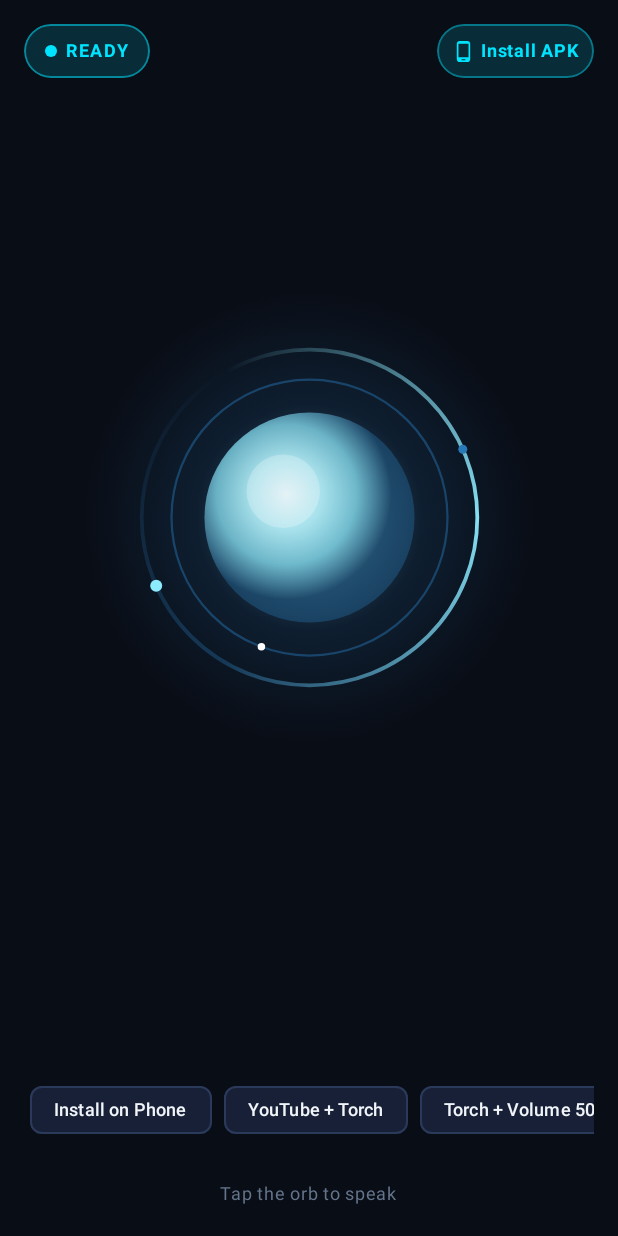
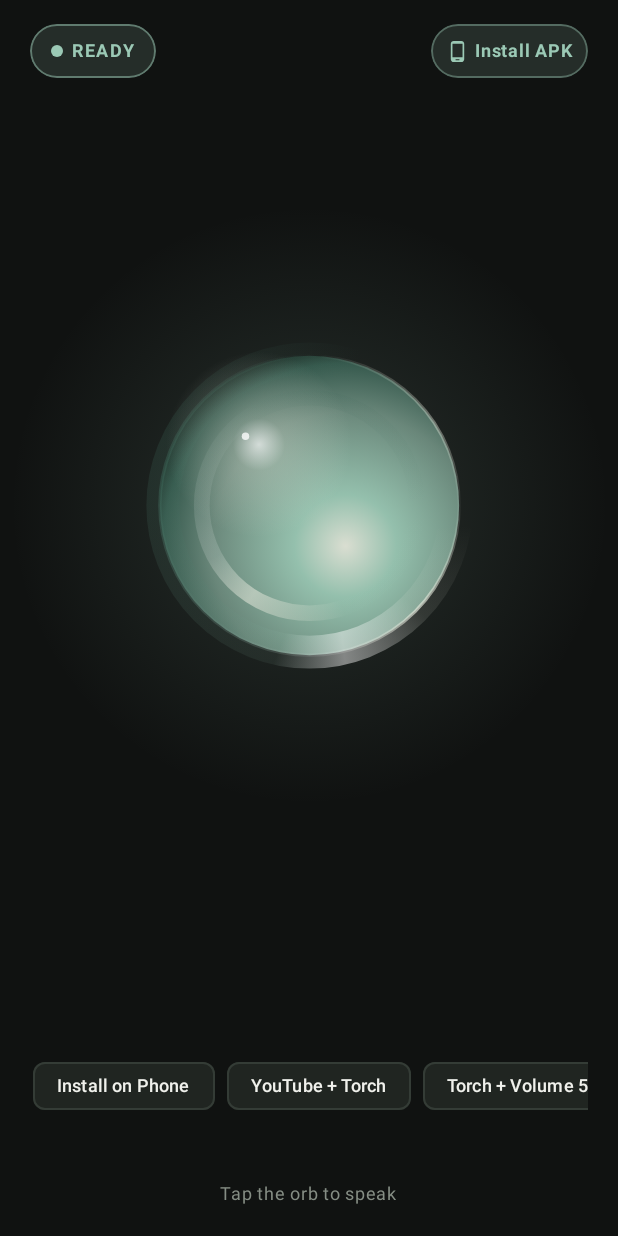
Before and after one commit to GWSDeveloper/SIA, an Android app built with Jetpack Compose: the composable AnimationModeContent called with empty values, on a phone screen of 412 x 824 dp. Run offline under Robolectric (Android 15) with nearby library versions, the light colour scheme and no system bars.

Commit message:
Redesign SIA interface with warm surfaces and dimensional glass orb

```diff
--- a/app/src/main/java/com/example/ui/components/AnimatedOrb.kt
+++ b/app/src/main/java/com/example/ui/components/AnimatedOrb.kt
@@ -25,14 +25,14 @@ import androidx.compose.ui.platform.testTag
 import androidx.compose.ui.unit.Dp
 import androidx.compose.ui.unit.dp
 import com.example.speech.AssistantVisualState
-import com.example.ui.theme.SiaAmber
-import com.example.ui.theme.SiaCyan
-import com.example.ui.theme.SiaGreen
-import com.example.ui.theme.SiaRed
-import com.example.ui.theme.SiaViolet
 import kotlin.math.cos
 import kotlin.math.sin
 
+/**
+ * A softly illuminated glass-like sphere. The sphere itself is built from layered
+ * radial/sweep gradients and a moving specular highlight; fine orbital strokes are
+ * intentionally subtle so it reads as a physical object, not a neon HUD.
+ */
 @Composable
 fun AnimatedOrb(
     state: AssistantVisualState,
@@ -41,218 +41,194 @@ fun AnimatedOrb(
     audioLevel: Float = 0f,
     onClick: () -> Unit = {}
 ) {
-    val infiniteTransition = rememberInfiniteTransition(label = "orb_transition")
-
-    // Rotation angle
-    val rotationAngle by infiniteTransition.animateFloat(
+    val transition = rememberInfiniteTransition(label = "sia_glass_orb")
+    val rotation by transition.animateFloat(
         initialValue = 0f,
         targetValue = 360f,
         animationSpec = infiniteRepeatable(
             animation = tween(
                 durationMillis = when (state) {
-                    AssistantVisualState.THINKING, AssistantVisualState.EXECUTING -> 1200
-                    AssistantVisualState.LISTENING -> 2200
-                    AssistantVisualState.SPEAKING -> 2800
-                    AssistantVisualState.PREPARING -> 3500
-                    else -> 6000
+                    AssistantVisualState.THINKING, AssistantVisualState.EXECUTING -> 7200
+                    AssistantVisualState.LISTENING -> 4400
+                    AssistantVisualState.SPEAKING -> 5600
+                    else -> 18000
                 },
                 easing = LinearEasing
             ),
             repeatMode = RepeatMode.Restart
         ),
-        label = "rotation"
+        label = "orb_rotation"
     )
-
-    // Base pulse scale
-    val pulseScale by infiniteTransition.animateFloat(
-        initialValue = 0.90f,
+    val breathe by transition.animateFloat(
+        initialValue = 0.985f,
         targetValue = when (state) {
-            AssistantVisualState.LISTENING -> 1.15f
-            AssistantVisualState.SPEAKING -> 1.10f
-            AssistantVisualState.THINKING -> 1.06f
-            AssistantVisualState.PREPARING -> 1.02f
-            AssistantVisualState.ERROR -> 0.94f
-            else -> 1.03f
+            AssistantVisualState.LISTENING -> 1.045f
+            AssistantVisualState.SPEAKING -> 1.035f
+            AssistantVisualState.THINKING, AssistantVisualState.EXECUTING -> 1.018f
+            AssistantVisualState.ERROR -> 0.985f
+            else -> 1.012f
         },
         animationSpec = infiniteRepeatable(
             animation = tween(
                 durationMillis = when (state) {
-                    AssistantVisualState.LISTENING -> 550
-                    AssistantVisualState.SPEAKING -> 750
-                    AssistantVisualState.THINKING -> 650
-                    AssistantVisualState.PREPARING -> 800
-                    else -> 1600
+                    AssistantVisualState.LISTENING -> 1250
+                    AssistantVisualState.SPEAKING -> 1500
+                    else -> 3400
                 },
                 easing = FastOutSlowInEasing
             ),
             repeatMode = RepeatMode.Reverse
         ),
-        label = "pulse"
+        label = "orb_breathe"
     )
-
-    // Reactive audio expansion scale
-    val effectiveScale = pulseScale + (audioLevel * 0.15f)
-
-    // Ripple wave progress
-    val rippleProgress by infiniteTransition.animateFloat(
+    val ripple by transition.animateFloat(
         initialValue = 0f,
         targetValue = 1f,
         animationSpec = infiniteRepeatable(
             animation = tween(
-                durationMillis = if (state == AssistantVisualState.LISTENING) 1000 else 2200,
+                durationMillis = if (state == AssistantVisualState.LISTENING) 1800 else 3200,
                 easing = LinearEasing
             ),
             repeatMode = RepeatMode.Restart
         ),
-        label = "ripple"
+        label = "orb_ripple"
     )
 
-    // Palette per state
-    val (primaryColor, secondaryColor, coreColor) = when (state) {
-        AssistantVisualState.IDLE -> Triple(Color(0xFF8DEBFF), Color(0xFF2879B8), Color(0xFFB9F5FF))
-        AssistantVisualState.PREPARING -> Triple(Color(0xFFFFC66D), Color(0xFFB77934), Color(0xFFFFE2AC))
-        AssistantVisualState.LISTENING -> Triple(Color(0xFF91F3F0), Color(0xFF278DAA), Color(0xFFD2FFFF))
-        AssistantVisualState.THINKING -> Triple(Color(0xFF9BCBFF), Color(0xFF4669B4), Color(0xFFD9E9FF))
-        AssistantVisualState.EXECUTING -> Triple(Color(0xFF8DEBFF), Color(0xFF4D80D8), Color(0xFFB9F5FF))
-        AssistantVisualState.SPEAKING -> Triple(Color(0xFF9BEAFF), Color(0xFF3B8CC8), Color(0xFFD8FAFF))
-        AssistantVisualState.PAUSED -> Triple(Color(0xFFB8C5D6), Color(0xFF667A93), Color(0xFFE6EDF5))
-        AssistantVisualState.ERROR -> Triple(Color(0xFFFF8D9B), Color(0xFF9D4557), Color(0xFFFFD7DC))
+    val (light, mid, deep) = when (state) {
+        AssistantVisualState.PREPARING -> Triple(Color(0xFFF0D5A7), Color(0xFFC4A477), Color(0xFF665B4C))
+        AssistantVisualState.ERROR -> Triple(Color(0xFFF0B3A8), Color(0xFFC78076), Color(0xFF684A48))
+        AssistantVisualState.PAUSED -> Triple(Color(0xFFC5CCC4), Color(0xFF8F9B91), Color(0xFF424A44))
+        AssistantVisualState.LISTENING -> Triple(Color(0xFFC7E5D6), Color(0xFF83BDA6), Color(0xFF345C50))
+        AssistantVisualState.THINKING, AssistantVisualState.EXECUTING -> Triple(Color(0xFFC7DDD3), Color(0xFF8EB6A6), Color(0xFF3B5F55))
+        AssistantVisualState.SPEAKING -> Triple(Color(0xFFE4D6BB), Color(0xFF9BC5B0), Color(0xFF46695C))
+        AssistantVisualState.IDLE -> Triple(Color(0xFFE1E5D8), Color(0xFF9BC9B5), Color(0xFF3C6658))
     }
 
     Box(
-        modifier = modifier
-            .size(size)
-            .testTag("animated_orb_container")
-            .clickable(
+        modifier = modifier.size(size).testTag("animated_orb_container").clickable(
             interactionSource = remember { MutableInteractionSource() },
             indication = null,
             onClick = onClick
         ),
         contentAlignment = Alignment.Center
     ) {
-        Canvas(modifier = Modifier.size(size)) {
-            val center = Offset(this.size.width / 2, this.size.height / 2)
-            val baseRadius = this.size.minDimension / 2.7f
+        Canvas(Modifier.size(size)) {
+            val c = Offset(this.size.width / 2f, this.size.height / 2f)
+            val radius = this.size.minDimension * 0.345f
+            val scale = breathe + (audioLevel.coerceIn(0f, 1f) * 0.035f)
+            val r = radius * scale
 
-            // Dynamic audio ripples during listening / speaking
-            if (state == AssistantVisualState.LISTENING || state == AssistantVisualState.SPEAKING) {
-                val rippleRadius1 = baseRadius + (baseRadius * (0.6f + audioLevel * 0.4f) * rippleProgress)
-                val rippleAlpha1 = (1f - rippleProgress) * 0.5f
+            // Atmospheric halo: broad and soft, never a hard neon ring.
             drawCircle(
-                    color = primaryColor.copy(alpha = rippleAlpha1),
-                    radius = rippleRadius1,
-                    center = center,
-                    style = Stroke(width = 2.dp.toPx())
+                brush = Brush.radialGradient(
+                    0f to light.copy(alpha = if (state == AssistantVisualState.LISTENING) 0.22f else 0.14f),
+                    0.56f to mid.copy(alpha = 0.075f),
+                    1f to Color.Transparent,
+                    center = c,
+                    radius = r * 2.0f
+                ),
+                radius = r * 2.0f,
+                center = c
             )
 
-                val rippleOffset = (rippleProgress + 0.5f) % 1f
-                val rippleRadius2 = baseRadius + (baseRadius * 0.7f * rippleOffset)
-                val rippleAlpha2 = (1f - rippleOffset) * 0.35f
+            if (state == AssistantVisualState.LISTENING || state == AssistantVisualState.SPEAKING) {
+                val waveRadius = r * (1.16f + ripple * 0.56f)
                 drawCircle(
-                    color = secondaryColor.copy(alpha = rippleAlpha2),
-                    radius = rippleRadius2,
-                    center = center,
-                    style = Stroke(width = 1.5.dp.toPx())
+                    color = light.copy(alpha = (1f - ripple) * 0.24f),
+                    radius = waveRadius,
+                    center = c,
+                    style = Stroke(width = 1.2.dp.toPx())
                 )
             }
 
-            // Outer atmospheric aura glow
+            // Sphere body: dark rim + layered volume shading.
             drawCircle(
                 brush = Brush.radialGradient(
-                    colors = listOf(
-                        primaryColor.copy(alpha = 0.38f),
-                        secondaryColor.copy(alpha = 0.16f),
-                        Color.Transparent
+                    0f to light.copy(alpha = 0.96f),
+                    0.24f to mid.copy(alpha = 0.94f),
+                    0.63f to mid.copy(alpha = 0.60f),
+                    0.86f to deep.copy(alpha = 0.82f),
+                    1f to Color(0xFF111713),
+                    center = Offset(c.x + r * 0.24f, c.y + r * 0.27f),
+                    radius = r * 1.42f
                 ),
-                    center = center,
-                    radius = baseRadius * 1.55f * effectiveScale
-                ),
-                radius = baseRadius * 1.55f * effectiveScale,
-                center = center
+                radius = r,
+                center = c
             )
 
-            // Primary Energy Ring with sweeping neon gradient
-            val ring1Radius = baseRadius * 1.15f * effectiveScale
+            // Translucent flowing ribbons across the sphere.
+            val angle = Math.toRadians(rotation.toDouble())
+            val ribbonCenter = Offset(
+                c.x + (cos(angle) * r * 0.20).toFloat(),
+                c.y + (sin(angle) * r * 0.17).toFloat()
+            )
             drawCircle(
                 brush = Brush.sweepGradient(
-                    colors = listOf(
-                        primaryColor.copy(alpha = 0.95f),
-                        secondaryColor.copy(alpha = 0.35f),
-                        Color.Transparent,
-                        primaryColor.copy(alpha = 0.95f)
+                    0f to Color.Transparent,
+                    0.12f to light.copy(alpha = 0.12f),
+                    0.23f to Color.White.copy(alpha = 0.46f),
+                    0.31f to mid.copy(alpha = 0.08f),
+                    0.58f to deep.copy(alpha = 0.24f),
+                    0.78f to Color.Transparent,
+                    1f to Color.Transparent,
+                    center = ribbonCenter
                 ),
-                    center = center
+                radius = r * 0.98f,
+                center = c,
+                style = Stroke(width = r * 0.22f)
+            )
+            drawCircle(
+                brush = Brush.sweepGradient(
+                    0f to Color.Transparent,
+                    0.20f to mid.copy(alpha = 0.05f),
+                    0.34f to light.copy(alpha = 0.58f),
+                    0.42f to Color.White.copy(alpha = 0.16f),
+                    0.68f to deep.copy(alpha = 0.12f),
+                    1f to Color.Transparent,
+                    center = c
                 ),
-                radius = ring1Radius,
-                center = center,
-                style = Stroke(width = 2.5.dp.toPx())
+                radius = r * 0.72f,
+                center = c,
+                style = Stroke(width = r * 0.105f)
             )
 
-            // Orbiting energy nodes
-            val rad1 = Math.toRadians(rotationAngle.toDouble())
-            val node1X = center.x + (ring1Radius * cos(rad1)).toFloat()
-            val node1Y = center.y + (ring1Radius * sin(rad1)).toFloat()
+            // Glass rim with a moving reflection.
             drawCircle(
-                color = primaryColor,
-                radius = (4.dp.toPx() + audioLevel * 2.dp.toPx()),
-                center = Offset(node1X, node1Y)
+                brush = Brush.sweepGradient(
+                    0f to Color.White.copy(alpha = 0.05f),
+                    0.12f to light.copy(alpha = 0.70f),
+                    0.22f to Color.White.copy(alpha = 0.12f),
+                    0.52f to deep.copy(alpha = 0.50f),
+                    0.76f to Color.Transparent,
+                    0.91f to light.copy(alpha = 0.42f),
+                    1f to Color.White.copy(alpha = 0.05f),
+                    center = c
+                ),
+                radius = r,
+                center = c,
+                style = Stroke(width = 2.2.dp.toPx())
             )
 
-            val rad2 = Math.toRadians((rotationAngle + 180).toDouble())
-            val node2X = center.x + (ring1Radius * cos(rad2)).toFloat()
-            val node2Y = center.y + (ring1Radius * sin(rad2)).toFloat()
-            drawCircle(
-                color = secondaryColor,
-                radius = 3.dp.toPx(),
-                center = Offset(node2X, node2Y)
+            // Specular reflection, intentionally soft and offset from center.
+            val highlight = Offset(
+                c.x - r * (0.31f + cos(angle).toFloat() * 0.045f),
+                c.y - r * (0.38f + sin(angle).toFloat() * 0.035f)
             )
-
-            // Counter-rotating inner energy ring
-            val ring2Radius = baseRadius * 0.92f
-            val rad3 = Math.toRadians(-rotationAngle * 1.6)
-            drawCircle(
-                color = secondaryColor.copy(alpha = 0.45f),
-                radius = ring2Radius,
-                center = center,
-                style = Stroke(width = 1.5.dp.toPx())
-            )
-
-            val node3X = center.x + (ring2Radius * cos(rad3)).toFloat()
-            val node3Y = center.y + (ring2Radius * sin(rad3)).toFloat()
-            drawCircle(
-                color = Color.White,
-                radius = 2.5.dp.toPx(),
-                center = Offset(node3X, node3Y)
-            )
-
-            // Deep Dimensional Core
-            val coreRadius = baseRadius * 0.72f * effectiveScale
             drawCircle(
                 brush = Brush.radialGradient(
-                    colors = listOf(
-                        Color(0xFFEAFBFF).copy(alpha = 0.92f),
-                        coreColor.copy(alpha = 0.88f),
-                        primaryColor.copy(alpha = 0.70f),
-                        secondaryColor.copy(alpha = 0.35f)
+                    0f to Color.White.copy(alpha = 0.70f),
+                    0.28f to light.copy(alpha = 0.28f),
+                    1f to Color.Transparent,
+                    center = highlight,
+                    radius = r * 0.62f
                 ),
-                    center = center.copy(
-                        x = center.x - (coreRadius * 0.22f),
-                        y = center.y - (coreRadius * 0.22f)
-                    ),
-                    radius = coreRadius
-                ),
-                radius = coreRadius,
-                center = center
+                radius = r * 0.62f,
+                center = highlight
             )
-
-            // Specular core light glint
             drawCircle(
-                color = Color.White.copy(alpha = 0.24f),
-                radius = coreRadius * 0.35f,
-                center = center.copy(
-                    x = center.x - (coreRadius * 0.25f),
-                    y = center.y - (coreRadius * 0.25f)
-                )
+                color = Color.White.copy(alpha = 0.78f),
+                radius = r * 0.025f,
+                center = Offset(highlight.x - r * 0.09f, highlight.y - r * 0.055f)
             )
         }
     }
--- a/app/src/main/java/com/example/ui/screens/AiAgentScreen.kt
+++ b/app/src/main/java/com/example/ui/screens/AiAgentScreen.kt
@@ -113,13 +113,13 @@ fun AiAgentScreen(
         // Mode Switcher: Animation vs Chat
         TabRow(
             selectedTabIndex = if (agentMode == AgentMode.ANIMATION) 0 else 1,
-            containerColor = SiaSurfaceDark,
+            containerColor = SiaBgDark,
             contentColor = SiaCyan,
             indicator = { tabPositions ->
                 TabRowDefaults.SecondaryIndicator(
                     modifier = Modifier.tabIndicatorOffset(tabPositions[if (agentMode == AgentMode.ANIMATION) 0 else 1]),
                     color = SiaCyan,
-                    height = 3.dp
+                    height = 2.dp
                 )
             },
             modifier = Modifier.fillMaxWidth()
@@ -296,9 +296,9 @@ fun AnimationModeContent(
     Column(
         modifier = modifier
             .fillMaxSize()
-            .padding(16.dp),
+            .padding(horizontal = 20.dp, vertical = 16.dp),
         horizontalAlignment = Alignment.CenterHorizontally,
-        verticalArrangement = Arrangement.SpaceBetween
+        verticalArrangement = Arrangement.spacedBy(12.dp)
     ) {
         // Top Row: State badge + Install APK button
         Row(
@@ -343,7 +343,7 @@ fun AnimationModeContent(
             Column(horizontalAlignment = Alignment.CenterHorizontally) {
                 AnimatedOrb(
                     state = visualState,
-                    size = 270.dp,
+                    size = 286.dp,
                     audioLevel = audioLevel,
                     onClick = onOrbClick
                 )
@@ -355,7 +355,7 @@ fun AnimationModeContent(
                     color = SiaTextPrimary,
                     fontSize = 28.sp,
                     fontWeight = FontWeight.SemiBold,
-                    letterSpacing = 3.sp
+                    letterSpacing = 1.5.sp
                 )
 
                 Spacer(modifier = Modifier.height(8.dp))
@@ -379,11 +379,11 @@ fun AnimationModeContent(
             if (cleanReply.isNotBlank()) {
                 Card(
                     colors = CardDefaults.cardColors(containerColor = SiaCardBg),
-                    shape = RoundedCornerShape(16.dp),
+                    shape = RoundedCornerShape(20.dp),
                     modifier = Modifier
                         .fillMaxWidth()
-                        .padding(bottom = 12.dp)
-                        .border(1.dp, SiaBorder, RoundedCornerShape(16.dp))
+                        .padding(bottom = 8.dp)
+                        .border(1.dp, SiaBorder.copy(alpha = 0.72f), RoundedCornerShape(20.dp))
                 ) {
                     Column(modifier = Modifier.padding(14.dp)) {
                         Text(
@@ -407,10 +407,10 @@ fun AnimationModeContent(
         // Quick action chips (Single & Multi-action examples)
         LazyRow(
             horizontalArrangement = Arrangement.spacedBy(8.dp),
-            contentPadding = PaddingValues(horizontal = 4.dp),
+            contentPadding = PaddingValues(horizontal = 2.dp),
             modifier = Modifier
                 .fillMaxWidth()
-                .padding(bottom = 12.dp)
+                .padding(bottom = 4.dp)
         ) {
             val chips = listOf(
                 "Install on Phone" to "install on phone",
--- a/app/src/main/java/com/example/ui/screens/SettingsScreen.kt
+++ b/app/src/main/java/com/example/ui/screens/SettingsScreen.kt
@@ -1221,12 +1221,12 @@ fun SettingsCard(
 ) {
     Card(
         colors = CardDefaults.cardColors(containerColor = SiaCardBg),
-        shape = RoundedCornerShape(16.dp),
+        shape = RoundedCornerShape(20.dp),
         modifier = Modifier
             .fillMaxWidth()
-            .border(1.dp, SiaBorder, RoundedCornerShape(16.dp))
+            .border(1.dp, SiaBorder.copy(alpha = 0.78f), RoundedCornerShape(20.dp))
     ) {
-        Column(modifier = Modifier.padding(16.dp)) {
+        Column(modifier = Modifier.padding(horizontal = 16.dp, vertical = 18.dp)) {
             Row(verticalAlignment = Alignment.CenterVertically) {
                 Box(
                     modifier = Modifier
--- a/app/src/main/java/com/example/ui/theme/Color.kt
+++ b/app/src/main/java/com/example/ui/theme/Color.kt
@@ -2,23 +2,23 @@ package com.example.ui.theme
 
 import androidx.compose.ui.graphics.Color
 
-// Futuristic SIA Dark Theme Palette
-val SiaBgDark = Color(0xFF090D16)
-val SiaSurfaceDark = Color(0xFF101726)
-val SiaSurfaceVariantDark = Color(0xFF172036)
-val SiaCardBg = Color(0xFF1B243B)
-val SiaBorder = Color(0xFF2B3A5A)
+// SIA's product palette: warm charcoal, soft mineral surfaces, muted teal and champagne.
+// Keep accents restrained so the interface feels calm and premium rather than neon.
+val SiaBgDark = Color(0xFF101211)
+val SiaSurfaceDark = Color(0xFF171A18)
+val SiaSurfaceVariantDark = Color(0xFF202521)
+val SiaCardBg = Color(0xFF1B201D)
+val SiaBorder = Color(0xFF343C36)
 
-// Neon Futuristic Accents
-val SiaCyan = Color(0xFF00E5FF)
-val SiaCyanGlow = Color(0x6600E5FF)
-val SiaViolet = Color(0xFF7C4DFF)
-val SiaVioletGlow = Color(0x667C4DFF)
-val SiaPink = Color(0xFFFF4081)
-val SiaAmber = Color(0xFFFFB300)
-val SiaGreen = Color(0xFF00E676)
-val SiaRed = Color(0xFFFF5252)
+val SiaCyan = Color(0xFF9BC9B5)       // muted sage-teal primary
+val SiaCyanGlow = Color(0x449BC9B5)
+val SiaViolet = Color(0xFFB7B5A6)     // warm stone secondary
+val SiaVioletGlow = Color(0x44B7B5A6)
+val SiaPink = Color(0xFFD6A99D)       // restrained clay accent
+val SiaAmber = Color(0xFFE0BE88)      // champagne
+val SiaGreen = Color(0xFF9BC9B5)
+val SiaRed = Color(0xFFD98E83)
 
-val SiaTextPrimary = Color(0xFFF1F5F9)
-val SiaTextSecondary = Color(0xFF94A3B8)
-val SiaTextMuted = Color(0xFF64748B)
+val SiaTextPrimary = Color(0xFFF0F1EC)
+val SiaTextSecondary = Color(0xFFB0B7AF)
+val SiaTextMuted = Color(0xFF858D84)
--- a/app/src/main/java/com/example/ui/theme/Theme.kt
+++ b/app/src/main/java/com/example/ui/theme/Theme.kt
@@ -13,10 +13,10 @@ import androidx.core.view.WindowCompat
 private val SiaDarkColorScheme = darkColorScheme(
     primary = SiaCyan,
     onPrimary = SiaBgDark,
-    primaryContainer = SiaViolet,
+    primaryContainer = SiaSurfaceVariantDark,
     onPrimaryContainer = SiaTextPrimary,
-    secondary = SiaViolet,
-    onSecondary = SiaTextPrimary,
+    secondary = SiaAmber,
+    onSecondary = SiaBgDark,
     secondaryContainer = SiaSurfaceVariantDark,
     onSecondaryContainer = SiaTextPrimary,
     tertiary = SiaPink,
@@ -34,7 +34,7 @@ private val SiaDarkColorScheme = darkColorScheme(
 
 @Composable
 fun MyApplicationTheme(
-    darkTheme: Boolean = true, // SIA defaults to futuristic dark theme
+    darkTheme: Boolean = true, // SIA uses a calm, warm dark theme
     content: @Composable () -> Unit
 ) {
     val colorScheme = SiaDarkColorScheme
```
Lines whose indentation alone changed are shown as unchanged.
